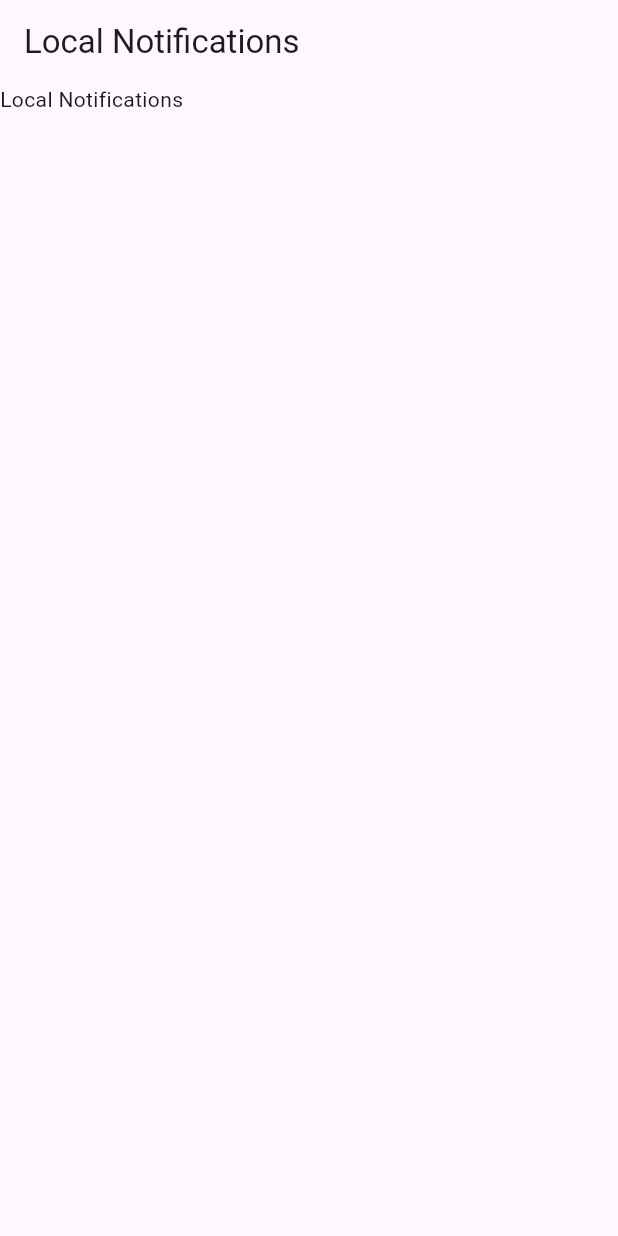
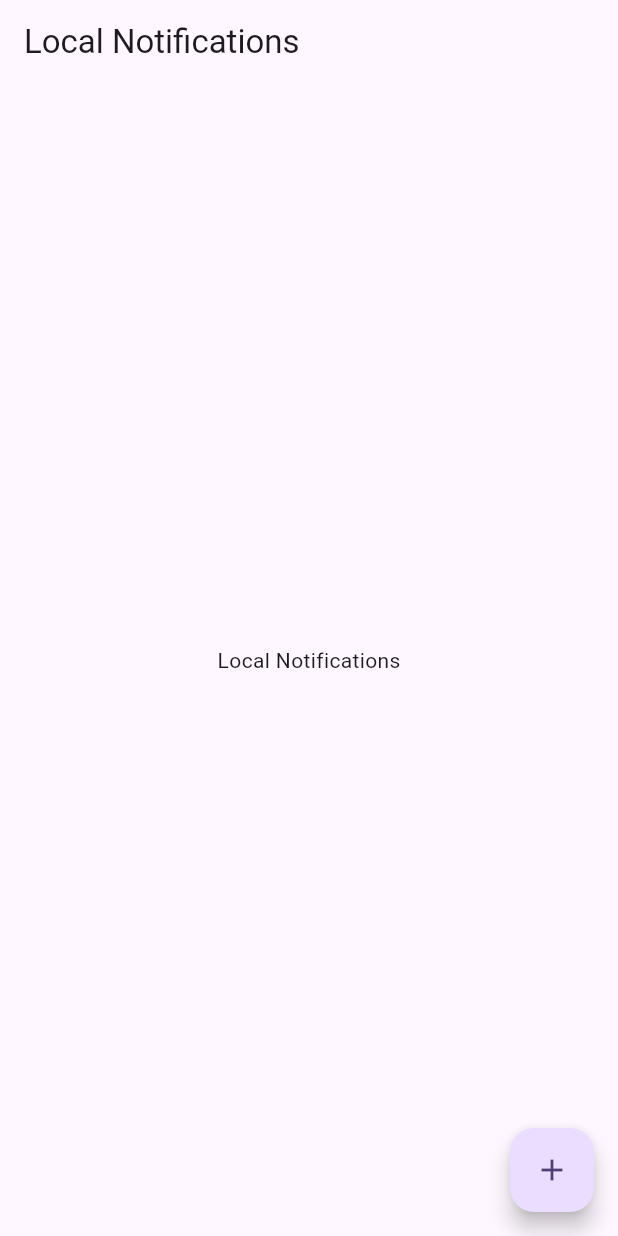
Before and after one commit to masud51435/local_notification, a Flutter app: the screen it shows after launch, on a phone screen of 412 x 824 dp. Run offline on Flutter 3.47's test engine with Material 3 defaults, Android fonts, the phone set to English and light mode, and no system bars; our stand-ins replace awesome_notifications.

Commit message:
complete simple notification

```diff
--- a/lib/pages/home_page.dart
+++ b/lib/pages/home_page.dart
@@ -1,7 +1,28 @@
+import 'package:awesome_notifications/awesome_notifications.dart';
 import 'package:flutter/material.dart';
+import 'package:local_notification/pages/notification_controller.dart';
 
-class HomePage extends StatelessWidget {
+class HomePage extends StatefulWidget {
   const HomePage({super.key});
+
+  @override
+  State<HomePage> createState() => _HomePageState();
+}
+
+class _HomePageState extends State<HomePage> {
+  @override
+  void initState() {
+    AwesomeNotifications().setListeners(
+      onActionReceivedMethod: NotificationController.onActionReceivedMethod,
+      onNotificationCreatedMethod:
+          NotificationController.onNotificationCreatedMethod,
+      onNotificationDisplayedMethod:
+          NotificationController.onNotificationDisplayedMethod,
+      onDismissActionReceivedMethod:
+          NotificationController.onDismissActionReceivedMethod,
+    );
+    super.initState();
+  }
 
   @override
   Widget build(BuildContext context) {
@@ -9,7 +30,23 @@ class HomePage extends StatelessWidget {
       appBar: AppBar(
         title: const Text('Local Notifications'),
       ),
-      body: const Text('Local Notifications'),
+      body: const Center(
+        child: Text('Local Notifications'),
+      ),
+      floatingActionButton: FloatingActionButton(
+        onPressed: () {
+          AwesomeNotifications().createNotification(
+            content: NotificationContent(
+              id: 10,
+              color: Colors.blue,
+              channelKey: 'basic_channel',
+              title: 'New Notification',
+              body: 'This is a sample notification.',
+            ),
+          );
+        },
+        child: const Icon(Icons.add),
+      ),
     );
   }
 }
--- /dev/null
+++ b/lib/pages/notification_controller.dart
@@ -0,0 +1,23 @@
+import 'package:awesome_notifications/awesome_notifications.dart';
+
+class NotificationController {
+  /// Use this method to detect when a new notification or a schedule is created
+  @pragma("vm:entry-point")
+  static Future<void> onNotificationCreatedMethod(
+      ReceivedNotification receivedNotification) async {}
+
+  /// Use this method to detect every time that a new notification is displayed
+  @pragma("vm:entry-point")
+  static Future<void> onNotificationDisplayedMethod(
+      ReceivedNotification receivedNotification) async {}
+
+  /// Use this method to detect if the user dismissed a notification
+  @pragma("vm:entry-point")
+  static Future<void> onDismissActionReceivedMethod(
+      ReceivedNotification receivedNotification) async {}
+
+  /// Use this method to detect when the user taps on a notification or action button
+  @pragma("vm:entry-point")
+  static Future<void> onActionReceivedMethod(
+      ReceivedNotification receivedNotification) async {}
+}
```
Also changed, not shown: lib/main.dart (+27 -1 lines).
